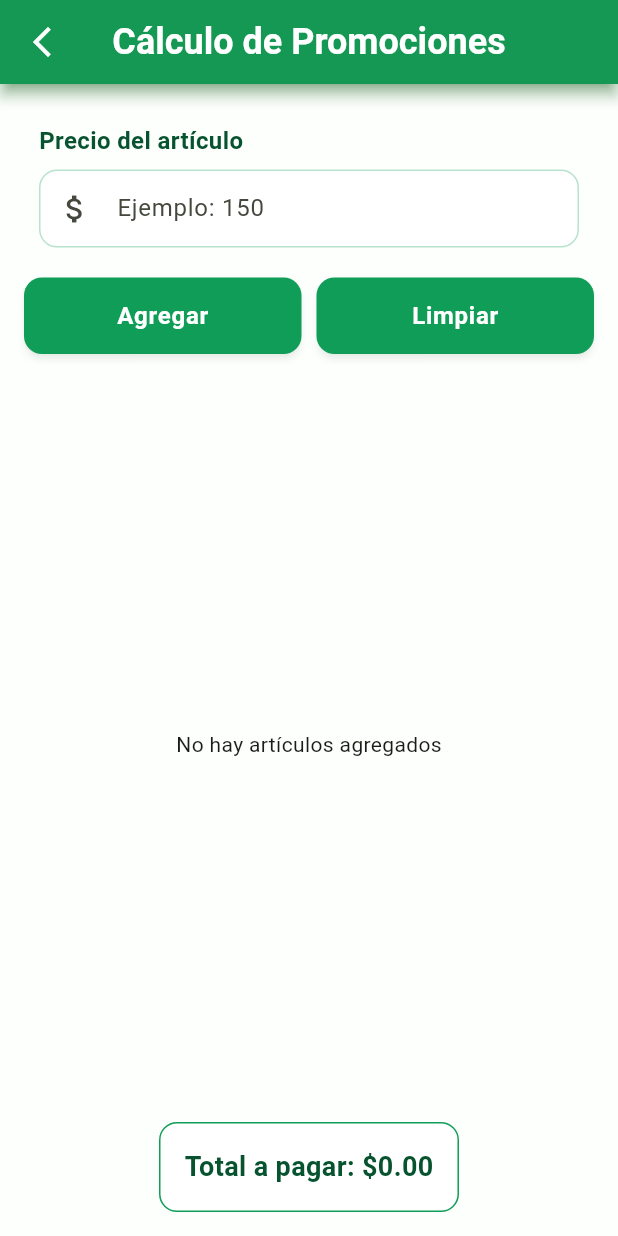
After one commit to vieerr/saint-roche-atomic-design, a Flutter app: the ArticuloView screen opened by its route, on a phone screen of 412 x 824 dp. The commit adds this screen. Run offline on Flutter 3.47's test engine with Material 3 defaults, Android fonts, the phone set to English and light mode, and no system bars.

Commit message:
feat(products): 🎸 Add products feature

```diff
--- a/lib/home.dart
+++ b/lib/home.dart
@@ -32,9 +32,9 @@ class Home extends StatelessWidget {
             onClick: () => Navigator.pushNamed(context, '/'),
           ),
           HomeButton(
-            icon: Icons.home,
-            title: "Prob4",
-            onClick:  () => Navigator.pushNamed(context, '/'),
+            icon: Icons.calculate_rounded,
+            title: "Promociones",
+            onClick:  () => Navigator.pushNamed(context, '/products'),
           ),
           HomeButton(
             icon: Icons.home,
--- a/lib/main.dart
+++ b/lib/main.dart
@@ -2,6 +2,7 @@ import 'package:flutter/material.dart';
 import 'package:saint_roche_atomic_design/bill/view/bill_result_screen.dart';
 import 'package:saint_roche_atomic_design/bill/view/bill_screen.dart';
 import 'package:saint_roche_atomic_design/home.dart';
+import 'package:saint_roche_atomic_design/products/view/articulo_view.dart';
 
 void main() {
   runApp(const MyApp());
@@ -22,7 +23,7 @@ class MyApp extends StatelessWidget {
         '/': (context) => const Home(),
         '/bill': (context) => const BillScreen(),
         '/bill/result': (context) => const BillResultScreen(),
-        '/products': (context) => Placeholder(),
+        '/products': (context) => ArticuloView(),
         '/teacher': (context) => Placeholder(),
         '/numbers': (context) => Placeholder(),
         '/hamburger': (context) => Placeholder(),
--- /dev/null
+++ b/lib/products/controller/articulo_controller.dart
@@ -0,0 +1,19 @@
+import '../model/articulo_model.dart';
+
+class ArticuloController {
+  final List<Articulo> _articulos = [];
+
+  List<Articulo> get articulos => _articulos;
+
+  void agregarArticulo(double precio) {
+    _articulos.add(Articulo.calcular(precio));
+  }
+
+  void limpiar() {
+    _articulos.clear();
+  }
+
+  double calcularTotal() {
+    return _articulos.fold(0, (sum, item) => sum + item.total);
+  }
+}
--- /dev/null
+++ b/lib/products/model/articulo_model.dart
@@ -0,0 +1,33 @@
+class Articulo {
+  final double precio;
+  final double descuento;
+  final double total;
+
+  Articulo({
+    required this.precio,
+    required this.descuento,
+    required this.total,
+  });
+
+  // Calcula descuento según el precio
+  factory Articulo.calcular(double precio) {
+    double porcentajeDescuento;
+
+    if (precio >= 200) {
+      porcentajeDescuento = 0.15;
+    } else if (precio > 100) {
+      porcentajeDescuento = 0.12;
+    } else {
+      porcentajeDescuento = 0.10;
+    }
+
+    double descuento = precio * porcentajeDescuento;
+    double total = precio - descuento;
+
+    return Articulo(
+      precio: precio,
+      descuento: descuento,
+      total: total,
+    );
+  }
+}
--- /dev/null
+++ b/lib/products/view/articulo_view.dart
@@ -0,0 +1,108 @@
+import 'package:flutter/material.dart';
+import 'package:saint_roche_atomic_design/commons/widgets/error_mesage.dart';
+import 'package:saint_roche_atomic_design/commons/widgets/ultra_app_bar.dart';
+import '../controller/articulo_controller.dart';
+import '../widgets/articulo_cart.dart';
+import '../../commons/widgets/ultra_input.dart';
+import '../../commons/widgets/ultra_button.dart';
+import '../../commons/styles/colors.dart';
+
+class ArticuloView extends StatefulWidget {
+  const ArticuloView({super.key});
+
+  @override
+  State<ArticuloView> createState() => _ArticuloViewState();
+}
+
+class _ArticuloViewState extends State<ArticuloView> {
+  final ArticuloController controller = ArticuloController();
+  final TextEditingController precioController = TextEditingController();
+  String? errorText;
+
+  @override
+  Widget build(BuildContext context) {
+    return Scaffold(
+      appBar: const UltraAppBar(appBarName: 'Cálculo de Promociones'),
+      backgroundColor: UltraColors.primaryLight.withValues(alpha: 0.1),
+      body: Padding(
+        padding: const EdgeInsets.all(16),
+        child: Column(
+          children: [
+            UltraInput(
+              label: "Precio del artículo",
+              hint: "Ejemplo: 150",
+              icon: Icons.attach_money,
+              keyboardType: TextInputType.number,
+              controller: precioController,
+            ),
+            if (errorText != null) ErrorMessage(errorText: errorText!),
+            const SizedBox(height: 10),
+            Row(
+              children: [
+                Expanded(
+                  child: UltraButton(
+                    label: "Agregar",
+                    onPressed: () {
+                      final precio = double.tryParse(precioController.text);
+                      if (precio == null || precio <= 0) {
+                        setState(() => errorText = "Ingrese un precio válido");
+                      } else {
+                        setState(() {
+                          errorText = null;
+                          controller.agregarArticulo(precio);
+                          precioController.clear();
+                        });
+                      }
+                    },
+                  ),
+                ),
+                const SizedBox(width: 10),
+                Expanded(
+                  child: UltraButton(
+                    label: "Limpiar",
+                    onPressed: () {
+                      setState(() {
+                        controller.limpiar();
+                        errorText = null;
+                      });
+                    },
+                  ),
+                ),
+              ],
+            ),
+            const SizedBox(height: 20),
+            Expanded(
+              child: controller.articulos.isEmpty
+                  ? const Center(
+                child: Text("No hay artículos agregados"),
+              )
+                  : ListView.builder(
+                itemCount: controller.articulos.length,
+                itemBuilder: (context, index) {
+                  return ArticuloCard(articulo: controller.articulos[index]);
+                },
+              ),
+            ),
+            const SizedBox(height: 12),
+            Container(
+              padding: const EdgeInsets.all(16),
+              decoration: BoxDecoration(
+                color: Colors.white,
+                border: Border.all(color: UltraColors.primary),
+                borderRadius: BorderRadius.circular(12),
+              ),
+              child: Text(
+                "Total a pagar: \$${controller.calcularTotal().toStringAsFixed(2)}",
+                style: TextStyle(
+                  fontSize: 18,
+                  fontWeight: FontWeight.bold,
+                  color: UltraColors.primaryDark,
+                ),
+              ),
+            ),
+          ],
+        ),
+      ),
+    );
+  }
+}
```
Also changed, not shown: lib/products/widgets/articulo_cart.dart (added, +92 -0 lines).
